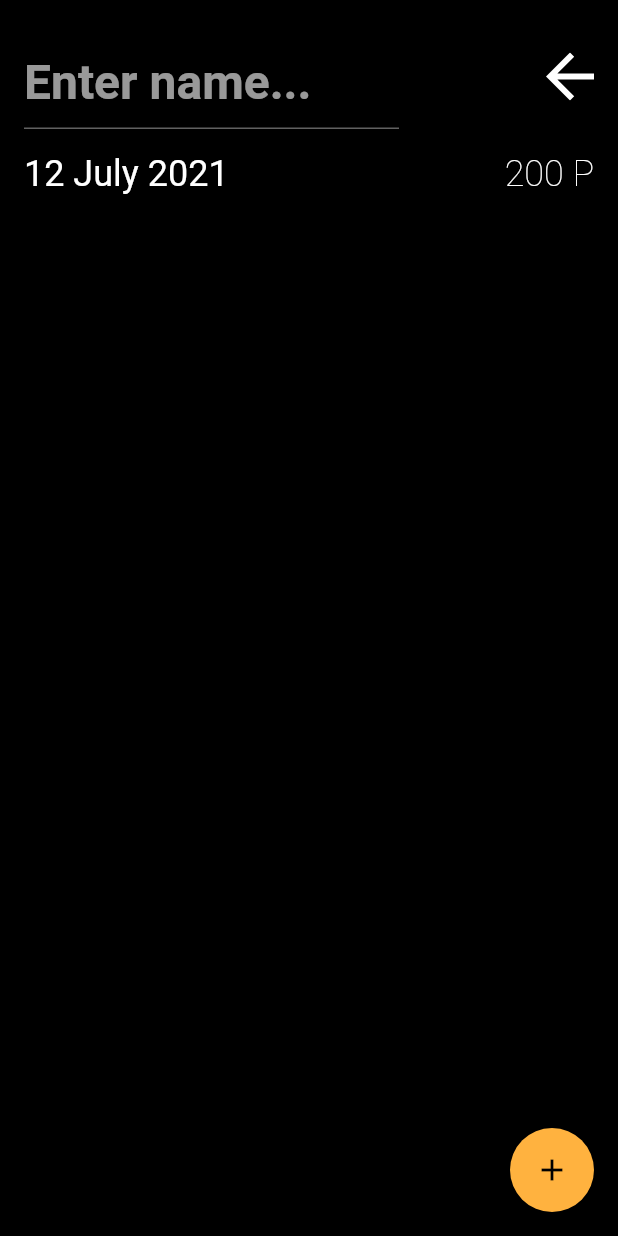
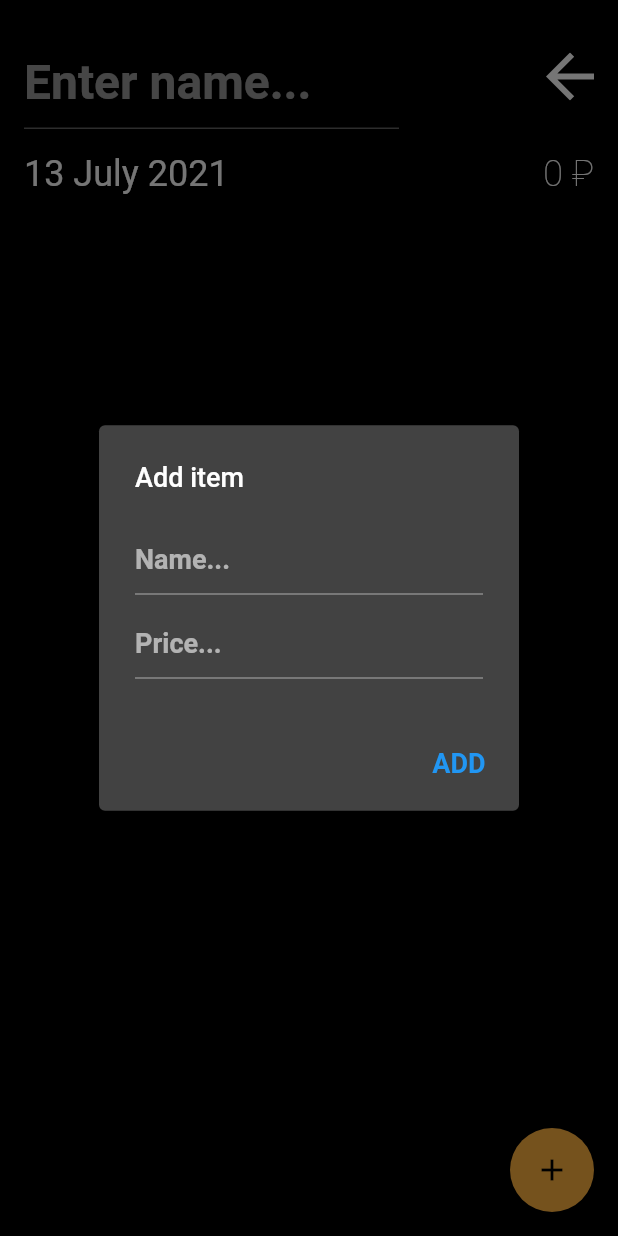
Before and after one commit to roonyx-tech/flutter-example, a Flutter app: the AddPurchaseScreen screen opened by its route, after a tap on the "add" icon, on a phone screen of 412 x 824 dp. Run offline on Flutter 3.47's test engine with Material 2 defaults, Android fonts, the phone set to English and light mode, and no system bars; our stand-ins replace bloc, equatable, flutter_bloc, flutter_svg, google_fonts, moor and 1 more; accounts and stored records are empty; generated files the repository leaves out were written again.

Commit message:
[master] refactor

```diff
--- a/lib/base/base_themes.dart
+++ b/lib/base/base_themes.dart
@@ -5,6 +5,7 @@ ThemeData darkTheme = ThemeData.dark().copyWith(
     scaffoldBackgroundColor: Colors.black,
     floatingActionButtonTheme:
         FloatingActionButtonThemeData(backgroundColor: ACCENT_COLOR));
+
 ThemeData lightTheme = ThemeData.light().copyWith(
     scaffoldBackgroundColor: Colors.white,
     floatingActionButtonTheme:
--- a/lib/data/local/models/item.dart
+++ b/lib/data/local/models/item.dart
@@ -1,7 +1,7 @@
 import 'package:moor/moor.dart';
 
 class Item extends Table {
-  IntColumn get id => integer().autoIncrement()();
+  IntColumn get id => integer().nullable().autoIncrement()();
   TextColumn get name => text()();
   IntColumn get count => integer().withDefault(const Constant(1))();
   RealColumn get price => real().withDefault(const Constant(0.0))();
--- a/lib/ui/add_purchase/addpurchase_cubit.dart
+++ b/lib/ui/add_purchase/addpurchase_cubit.dart
@@ -1,16 +1,64 @@
 import 'package:bloc/bloc.dart';
+import '../../data/local/database.dart';
 import 'package:equatable/equatable.dart';
 import 'package:flutter/material.dart';
+import 'package:intl/intl.dart';
+import '../../utils/list_extensions.dart';
+import '../../utils/string_extensions.dart';
 
 part 'addpurchase_state.dart';
 
-class AddPurchaseCubit extends Cubit<AddpurchaseState> {
+const int YEAR = 365;
+
+class AddPurchaseCubit extends Cubit<AddPurchaseState> {
   AddPurchaseCubit() : super(AddpurchaseInitial());
 
   // Data
   TextEditingController _purchaseNameController = TextEditingController();
-
   TextEditingController get purchaseNameController => _purchaseNameController;
 
+  TextEditingController _itemNameController = TextEditingController();
+  TextEditingController get itemNameController => _itemNameController;
 
+  TextEditingController _itemPriceController = TextEditingController();
+  TextEditingController get itemPriceController => _itemPriceController;
+
+  List<ItemData> _items = [];
+  List<ItemData> get items => _items;
+  String get sum => '${_items.map((e) => e.price * e.count).toList().sum()}'
+      .getDecimalValue();
+
+  DateTime _date = DateTime.now();
+  String get date => DateFormat('dd MMMM yyyy').format(_date);
+
+  void _clearItemsControllers() {
+    _itemNameController = TextEditingController();
+    _itemPriceController = TextEditingController();
+  }
+
+  void addItem() {
+    _items = _items.addWithCopy(ItemData(
+        name: _itemNameController.text,
+        count: 1,
+        price:
+            double.tryParse(_itemPriceController.text.replaceAll(',', '.')) ??
+                0,
+        purchaseId: -1));
+    _clearItemsControllers();
+    emit(ItemsChanged(_items));
+  }
+
+  void pickDate(BuildContext context) {
+    showDatePicker(
+      context: context,
+      initialDate: _date,
+      firstDate: DateTime.now().subtract(new Duration(days: YEAR)),
+      lastDate: DateTime.now().add(new Duration(days: YEAR)),
+    ).then((value) {
+      if (value != null) {
+        _date = value;
+        emit(DateChanged(_date));
+      }
+    });
+  }
 }
--- a/lib/ui/add_purchase/addpurchase_screen.dart
+++ b/lib/ui/add_purchase/addpurchase_screen.dart
@@ -1,3 +1,5 @@
+import 'package:e_shop_flutter/data/local/database.dart';
+
 import '../../base/assets_provider.dart';
 import 'addpurchase_cubit.dart';
 import '../main/main_cubit.dart';
@@ -7,6 +9,7 @@ import 'package:flutter/material.dart';
 import '../../base/base_state.dart';
 import 'package:flutter/src/widgets/framework.dart';
 import 'package:provider/provider.dart';
+import '../../utils/string_extensions.dart';
 
 class AddPurchaseScreen extends StatefulWidget {
   static String TAG = '/AddPurchaseScreen';
@@ -16,7 +19,7 @@ class AddPurchaseScreen extends StatefulWidget {
 }
 
 class _AddPurchaseState
-    extends BaseState<AddPurchaseScreen, AddPurchaseCubit, AddpurchaseState> {
+    extends BaseState<AddPurchaseScreen, AddPurchaseCubit, AddPurchaseState> {
   late MainCubit _mainCubit;
 
   @override
@@ -26,6 +29,82 @@ class _AddPurchaseState
     super.initState();
   }
 
+  _showAddDialog() {
+    showDialog(
+        context: context,
+        builder: (context) {
+          return AlertDialog(
+            title: Text(
+              'Add item',
+              style:
+                  GoogleFonts.roboto(fontSize: 18, fontWeight: FontWeight.w500),
+            ),
+            content: Column(
+              mainAxisSize: MainAxisSize.min,
+              children: [
+                TextFormField(
+                  keyboardType: TextInputType.text,
+                  controller: cubit.itemNameController,
+                  style: GoogleFonts.roboto(
+                      fontSize: 18, fontWeight: FontWeight.bold),
+                  decoration: new InputDecoration(
+                      hintStyle: GoogleFonts.roboto(
+                          fontSize: 18, fontWeight: FontWeight.bold),
+                      hintText: "Name..."),
+                ),
+                Padding(
+                  padding: const EdgeInsets.only(top: 8.0),
+                  child: TextFormField(
+                    keyboardType:
+                        TextInputType.numberWithOptions(decimal: true),
+                    controller: cubit.itemPriceController,
+                    style: GoogleFonts.roboto(
+                        fontSize: 18, fontWeight: FontWeight.bold),
+                    decoration: new InputDecoration(
+                        hintStyle: GoogleFonts.roboto(
+                            fontSize: 18, fontWeight: FontWeight.bold),
+                        hintText: "Price..."),
+                  ),
+                )
+              ],
+            ),
+            actions: [
+              TextButton(
+                  onPressed: () {
+                    cubit.addItem();
+                    if (Navigator.canPop(context)) Navigator.pop(context);
+                  },
+                  child: Text(
+                    'ADD',
+                    style: GoogleFonts.roboto(
+                        fontSize: 18, fontWeight: FontWeight.w600),
+                  ))
+            ],
+          );
+        });
+  }
+
+  Widget _listOfItems() => Expanded(
+        child: ListView.builder(
+            itemCount: cubit.items.length,
+            itemBuilder: (context, pos) {
+              ItemData item = cubit.items[pos];
+              var price = '${item.price * item.count}'.getDecimalValue();
+              return ListTile(
+                title: Text(
+                  item.name,
+                  style: GoogleFonts.roboto(
+                      fontSize: 18, fontWeight: FontWeight.w600),
+                ),
+                subtitle: Text(
+                  '$price ₽',
+                  style: GoogleFonts.roboto(
+                      fontSize: 24, fontWeight: FontWeight.w300),
+                ),
+              );
+            }),
+      );
+
   Widget _todayAndSum() => Padding(
         padding: const EdgeInsets.only(left: 16, top: 16, right: 16),
         child: Row(
@@ -33,10 +112,13 @@ class _AddPurchaseState
           mainAxisSize: MainAxisSize.max,
           crossAxisAlignment: CrossAxisAlignment.center,
           children: [
-            Text('12 July 2021',
-                style: GoogleFonts.roboto(
-                    fontSize: 24, fontWeight: FontWeight.w400)),
-            Text('200 Р',
+            InkWell(
+              onTap: () => cubit.pickDate(context),
+              child: Text(cubit.date,
+                  style: GoogleFonts.roboto(
+                      fontSize: 24, fontWeight: FontWeight.w400)),
+            ),
+            Text('${cubit.sum} ₽',
                 style: GoogleFonts.roboto(
                     fontSize: 24, fontWeight: FontWeight.w200))
           ],
@@ -44,7 +126,7 @@ class _AddPurchaseState
       );
 
   FloatingActionButton _floatingActionButton() =>
-      FloatingActionButton(child: Icon(Icons.add), onPressed: () {});
+      FloatingActionButton(child: Icon(Icons.add), onPressed: _showAddDialog);
 
   Widget _purchaseName() => Container(
         width: MediaQuery.of(context).size.width,
@@ -97,14 +179,14 @@ class _AddPurchaseState
             mainAxisAlignment: MainAxisAlignment.start,
             crossAxisAlignment: CrossAxisAlignment.start,
             mainAxisSize: MainAxisSize.max,
-            children: [_purchaseName(), _todayAndSum()],
+            children: [_purchaseName(), _todayAndSum(), _listOfItems()],
           ),
         ),
       );
 
   @override
-  Widget builder(BuildContext context, AddpurchaseState state) => _content();
+  Widget builder(BuildContext context, AddPurchaseState state) => _content();
 
   @override
-  void listener(BuildContext context, AddpurchaseState state) {}
+  void listener(BuildContext context, AddPurchaseState state) {}
 }
--- a/lib/ui/add_purchase/addpurchase_state.dart
+++ b/lib/ui/add_purchase/addpurchase_state.dart
@@ -1,10 +1,26 @@
 part of 'addpurchase_cubit.dart';
 
-abstract class AddpurchaseState extends Equatable {
-  const AddpurchaseState();
-
+abstract class AddPurchaseState extends Equatable {
   @override
   List<Object> get props => [];
 }
 
-class AddpurchaseInitial extends AddpurchaseState {}
+class AddpurchaseInitial extends AddPurchaseState {}
+
+class DateChanged extends AddPurchaseState {
+  final DateTime date;
+
+  DateChanged(this.date);
+
+  @override
+  List<Object> get props => [date];
+}
+
+class ItemsChanged extends AddPurchaseState {
+  final List<ItemData> items;
+
+  ItemsChanged(this.items);
+
+  @override
+  List<Object> get props => [items];
+}
--- /dev/null
+++ b/lib/utils/list_extensions.dart
@@ -0,0 +1,11 @@
+extension ListExtensions on List {
+  List<T> addWithCopy<T>(T item) => List.from(this)..add(item);
+}
+
+extension MathListExtensions<T extends double> on List<T> {
+  double sum() {
+    double result = 0;
+    this.forEach((element) => result += element);
+    return result;
+  }
+}
--- /dev/null
+++ b/lib/utils/string_extensions.dart
@@ -0,0 +1,8 @@
+extension StringExtensions on String {
+  String getDecimalValue() {
+    if (this.split('.')[1].contains('0'))
+      return this.replaceAll('.0', '');
+    else
+      return this;
+  }
+}
--- a/pubspec.yaml
+++ b/pubspec.yaml
@@ -11,6 +11,7 @@ dependencies:
     sdk: flutter
 
   equatable: ^2.0.3
+  intl: ^0.17.0
   moor: ^4.4.1
   sqlite3_flutter_libs: ^0.5.0
   path_provider: ^2.0.2
```
Also changed, not shown: lib/data/local/database.g.dart.
